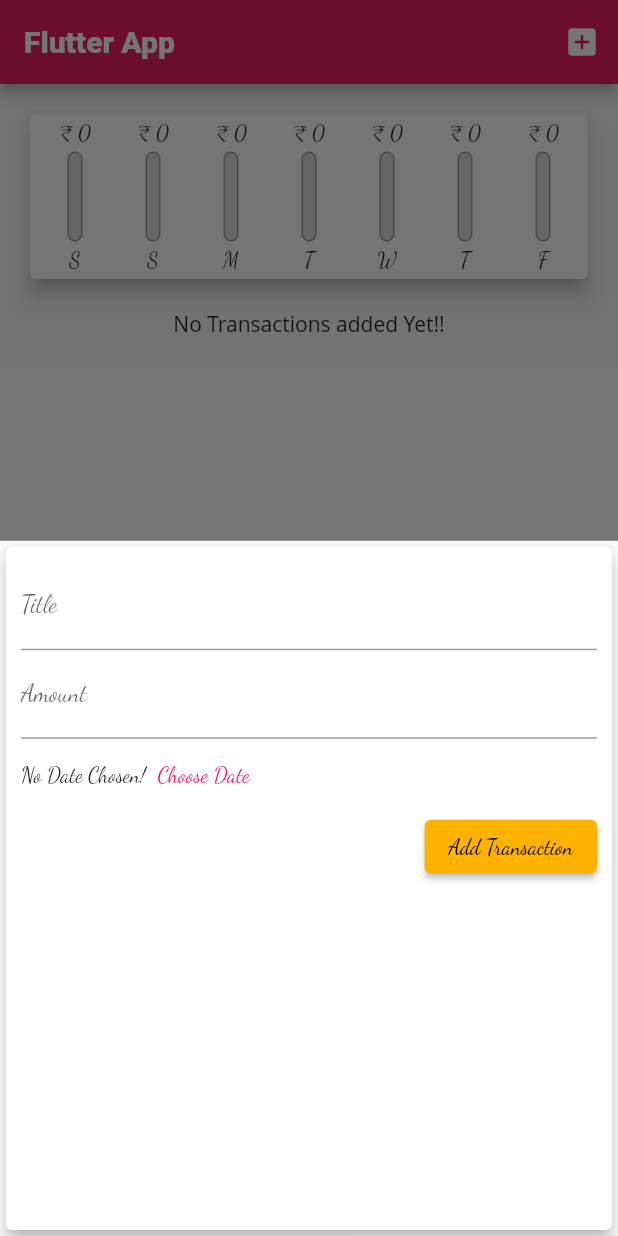
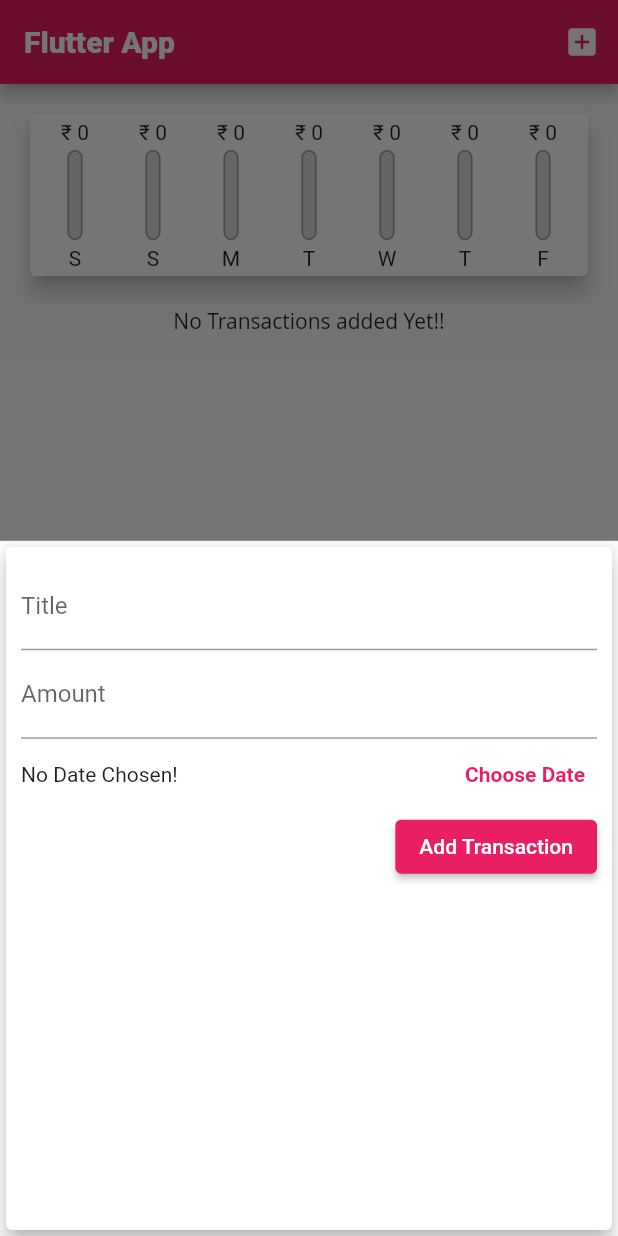
Before and after one commit to marizvi/Expense_App, a Flutter app: the screen it shows after launch, after a tap on the "add box" icon, on a phone screen of 412 x 824 dp. Run offline on Flutter 3.47's test engine with Material 2 defaults, Android fonts, the phone set to English and light mode, and no system bars; Roboto replaces fonts that are missing (Open Sans).

Commit message:
chart_bar added

```diff
--- a/lib/main.dart
+++ b/lib/main.dart
@@ -18,8 +18,14 @@
         primarySwatch: Colors.pink,
         accentColor: Colors.amber,
         fontFamily: 'DancingScript',
-
-
+           textTheme:ThemeData.light().textTheme.copyWith(
+          button: TextStyle(color: Colors.white),
+          title: TextStyle(
+                          fontFamily: 'Roboto',
+                          fontSize: 20,
+                          fontWeight:FontWeight.w800
+                          ),
+          ),
          //with this we can only provide Roboto font to whole appbar title.
           appBarTheme: AppBarTheme(
           textTheme:ThemeData.light().textTheme.copyWith(
@@ -27,8 +33,9 @@
                           fontFamily: 'Roboto',
                           fontSize: 20,
                           fontWeight:FontWeight.w800
-                          )
-          ))
+                          ),
+          ),
+          )
        ),
       home: MyHomePage(),
     );
--- a/lib/widgets/new_transaction.dart
+++ b/lib/widgets/new_transaction.dart
@@ -1,4 +1,5 @@
 import 'package:flutter/material.dart';
+import 'package:intl/intl.dart';
 
 class NewTransaction extends StatefulWidget {
 
@@ -14,6 +15,8 @@
   final titleController = TextEditingController();
 
   final amountController = TextEditingController();
+
+  DateTime? _selectedDate; // improtant '?'
 
   void submitData(){
 
@@ -34,6 +37,22 @@
   Navigator.of(context).pop();
   //navigator allows us to close topmost screen..
   //navigator is a property of State class.
+  }
+
+  void _presentDatePicker(){
+    showDatePicker(
+      context: context,
+      initialDate: DateTime.now(),
+      firstDate: DateTime(2021),
+      lastDate: DateTime.now()
+      ).then((pickedDate){
+          if( pickedDate==null)
+          return;
+          setState(() {
+          _selectedDate = pickedDate;
+          });
+      });
+      print(".....");
   }
 
   @override
@@ -67,23 +86,28 @@
                     // },
                   ),
                   Row(children: [
-                    Text('No Date Chosen!'),
+                    Expanded(child:
+                    Text(_selectedDate == null ? 'No Date Chosen!' : DateFormat.yMd().format(_selectedDate!),// important '!'
+                     style: TextStyle(fontFamily: 'Roboto'),
+                     ),),
                     TextButton(
                       style: ButtonStyle(
                         foregroundColor: MaterialStateProperty.all(Theme.of(context).primaryColor)
                       ),
-                      onPressed: (){},
-                     child: Text("Choose Date"),
+                      onPressed: _presentDatePicker,
+                     child: Text("Choose Date",
+                     style: TextStyle(fontWeight: FontWeight.bold, fontFamily: 'Roboto'),
+                     ),
                      )
                   ],
-
                   ),
                   ElevatedButton(
                     style: ButtonStyle(
-                      backgroundColor: MaterialStateProperty.all(Colors.amber[600])
+                      backgroundColor: MaterialStateProperty.all(Theme.of(context).primaryColor)
                     ),
                   child: Text('Add Transaction',
-                  style: TextStyle(color: Colors.black ),
+                  // style: TextStyle(color: Theme.of(context).textTheme.button.color, fontFamily: 'Roboto' ),
+                  style: TextStyle(color: Colors.white, fontFamily: 'Roboto' ),
                   ),
                   onPressed: submitData,
                     // print(titleInput);
```
